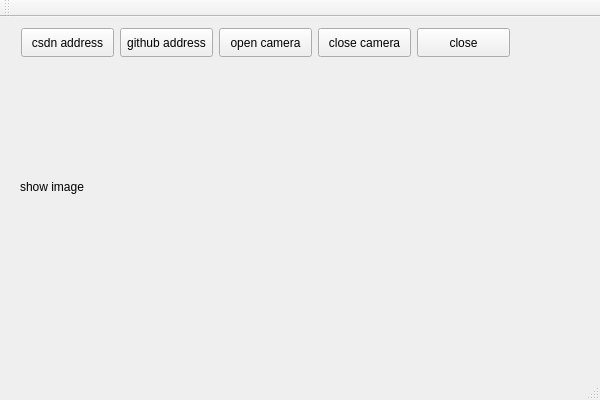
Qt form demo/Widgets_Test/Widgets_Test.ui (fengbingchun/Qt_Test) before a commit.
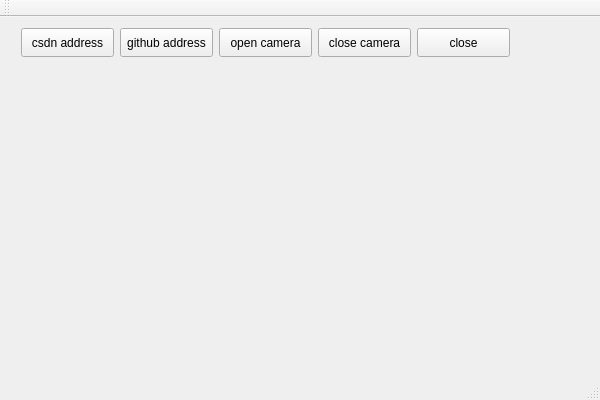
The same form after that commit.

Commit message: Add mean_bar and tool_bar test code

Diff of the .ui file:
```diff
--- a/demo/Widgets_Test/Widgets_Test.ui
+++ b/demo/Widgets_Test/Widgets_Test.ui
@@ -24,7 +24,7 @@
      </rect>
     </property>
     <property name="text">
-     <string>show image</string>
+     <string/>
     </property>
    </widget>
    <widget class="QWidget" name="widget" native="true">
```
Left out of the diff: 10 changed lines with no effect on the pictures. The commit also changes 2 other files.
